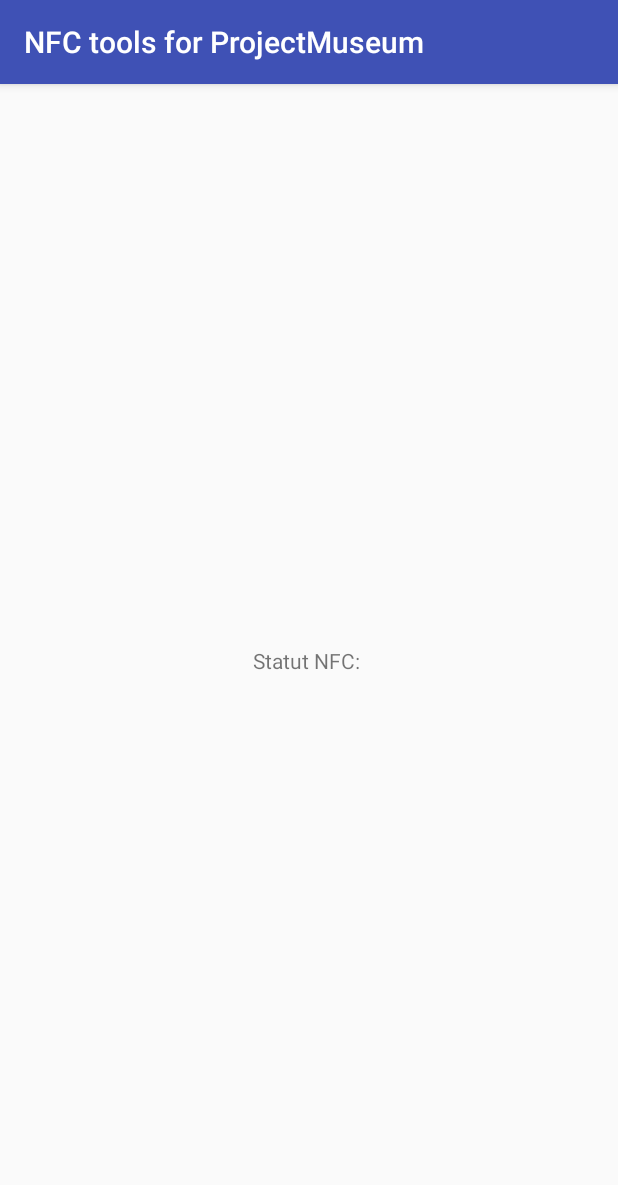
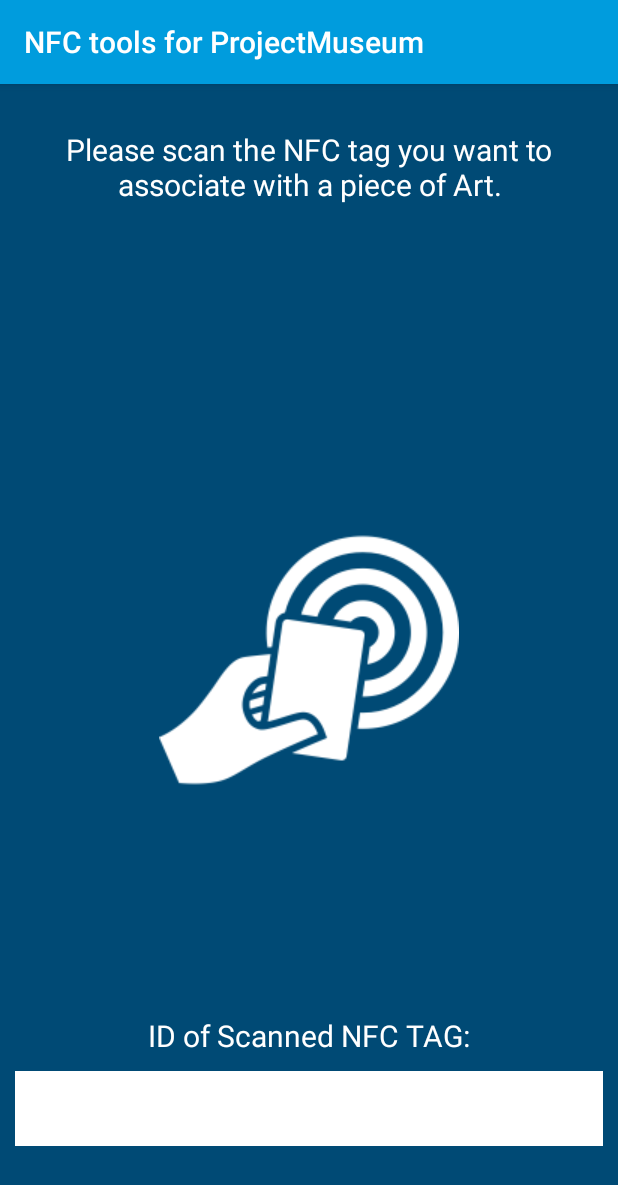
Before and after one commit to hugodigio/ProjectMuseum, an Android app: the screen it shows after launch (ScanMenu), on a phone screen of 412 x 824 dp. Shown: the top 1185 px of the screen. Run offline under Robolectric (Android 15) with nearby library versions, the phone set to English and light mode, and no system bars.

Commit message:
Affiche ID + changement apparence - Affiche simplement l'ID du TAG NFC (quel que soit le type de TAG) - Amelioration de l'aspect de l'application pour etre plus "user-friendly" - S'adapte en fonction de la taille de l'appareil

```diff
--- a/app/src/main/java/com/polytech/nfctoolsforprojectmuseum/ScanMenu.java
+++ b/app/src/main/java/com/polytech/nfctoolsforprojectmuseum/ScanMenu.java
@@ -4,21 +4,18 @@ import android.app.AlertDialog;
 import android.content.DialogInterface;
 import android.content.Intent;
 import android.nfc.NfcAdapter;
-import android.os.Environment;
+import android.nfc.Tag;
 import android.provider.Settings;
 import android.support.v7.app.AppCompatActivity;
 import android.os.Bundle;
-import android.util.Log;
 import android.widget.TextView;
 import android.widget.Toast;
-
-import java.io.File;
 
 public class ScanMenu extends AppCompatActivity {
 
     //est une classe qui permet de faire l'interface avec la puce NFC
     NfcAdapter AdapterNFC;
-    TextView textStatusNFC;
+    TextView idTagTextView;
 
     //constantes
     final static int NFC_MISSING  = 1;
@@ -31,8 +28,7 @@ public class ScanMenu extends AppCompatActivity {
     protected void onCreate(Bundle savedInstanceState) {
         super.onCreate(savedInstanceState);
         setContentView(R.layout.activity_scan_menu);
-
-        textStatusNFC = findViewById(R.id.textStatusNFC);
+        idTagTextView = findViewById(R.id.IDnfcTag);
 
         NFCinit();
 
@@ -47,6 +43,8 @@ public class ScanMenu extends AppCompatActivity {
 
         //on verifie si le NFC est toujours disponible
         NFCinit();
+
+        NFCreadingIntent();
 
     }
 
@@ -120,5 +118,25 @@ public class ScanMenu extends AppCompatActivity {
         builder.show();
     }
 
+    private void NFCreadingIntent() {
+        Intent intent = getIntent();
+        String action = intent.getAction();
 
+        if (NfcAdapter.ACTION_TAG_DISCOVERED.equals(action)) {
+            Tag tag = intent.getParcelableExtra(NfcAdapter.EXTRA_TAG);
+            if(tag == null){
+                idTagTextView.setText("tag == null");
+            }else{
+
+                StringBuilder tagInfo = new StringBuilder();
+                byte[] tagId = tag.getId();
+                for(int i=0; i<tagId.length; i++){
+                    tagInfo.append(Integer.toHexString(tagId[i] & 0xFF)).append(" ");
+                }
+
+                idTagTextView.setText(tagInfo.toString());
+            }
+        }
+
+    }
 }
--- a/app/src/main/res/layout/activity_scan_menu.xml
+++ b/app/src/main/res/layout/activity_scan_menu.xml
@@ -4,16 +4,58 @@
     xmlns:tools="http://schemas.android.com/tools"
     android:layout_width="match_parent"
     android:layout_height="match_parent"
-    tools:context=".ScanMenu">
+    tools:context=".ScanMenu"
+    android:background="@color/colorPrimaryDark">
+    <TextView
+        android:id="@+id/WelcomeMessage"
+        android:paddingTop="@dimen/paddingtopTitle"
+        android:layout_width="match_parent"
+        android:layout_height="wrap_content"
+        android:text="@string/WelcomeMessage"
+        android:textColor="@color/MainMenuTextColor"
+        android:textSize="@dimen/policetitres"
+        android:layout_marginStart="@dimen/activity_horizontal_margin"
+        android:layout_marginEnd="@dimen/activity_horizontal_margin"
+        android:textAlignment="center"/>
 
+    <ImageView
+        android:layout_width="match_parent"
+        android:layout_height="wrap_content"
+        android:adjustViewBounds="false"
+        android:cropToPadding="false"
+        android:scaleType="fitCenter"
+        android:src="@drawable/nfc_logo"
+        app:layout_constraintTop_toBottomOf="@id/WelcomeMessage"
+        app:layout_constraintBottom_toBottomOf="parent"
+        app:layout_constraintLeft_toLeftOf="parent"
+        app:layout_constraintRight_toRightOf="parent"
+        app:layout_constraintTop_toTopOf="parent"/>
     <TextView
         android:id="@+id/textStatusNFC"
         android:layout_width="wrap_content"
         android:layout_height="wrap_content"
-        android:text="Statut NFC: "
+        android:text="@string/IDofTag"
+        android:layout_marginBottom="120dp"
+        android:textColor="@color/MainMenuTextColor"
+        android:textSize="@dimen/policetitres"
         app:layout_constraintBottom_toBottomOf="parent"
         app:layout_constraintLeft_toLeftOf="parent"
-        app:layout_constraintRight_toRightOf="parent"
-        app:layout_constraintTop_toTopOf="parent" />
+        app:layout_constraintRight_toRightOf="parent" />
+    <TextView
+        android:id="@+id/IDnfcTag"
+        android:layout_width="match_parent"
+        android:layout_height="50sp"
+        android:layout_marginBottom="120dp"
+        android:textAlignment="center"
+        android:textSize="25sp"
+        android:textColor="@color/colorAccent"
+        android:layout_marginTop="10dp"
+        android:paddingTop="6sp"
+        android:background="@color/MainMenuTextColor"
+        android:layout_marginStart="@dimen/marginTagZone"
+        android:layout_marginEnd="@dimen/marginTagZone"
+        app:layout_constraintTop_toBottomOf="@id/textStatusNFC"
+        app:layout_constraintLeft_toLeftOf="parent"
+        app:layout_constraintRight_toRightOf="parent" />
 
 </android.support.constraint.ConstraintLayout>
--- /dev/null
+++ b/app/src/main/res/values-large/dimens.xml
@@ -0,0 +1,13 @@
+<?xml version="1.0" encoding="utf-8"?>
+<resources>
+    <!-- tailles pour les tablettes -->
+    <dimen name="activity_horizontal_margin">16dp</dimen>
+    <dimen name="activity_vertical_margin">16dp</dimen>
+    <dimen name="nav_header_vertical_spacing">16dp</dimen>
+    <dimen name="nav_header_height">160dp</dimen>
+    <dimen name="fab_margin">16dp</dimen>
+    <dimen name="appbar_padding_top">8dp</dimen>
+    <dimen name="policetitres">35sp</dimen>
+    <dimen name="marginTagZone">100dp</dimen>
+    <dimen name="paddingtopTitle">80dp</dimen>
+</resources>
--- /dev/null
+++ b/app/src/main/res/values-normal/dimens.xml
@@ -0,0 +1,13 @@
+<?xml version="1.0" encoding="utf-8"?>
+<resources>
+    <!-- taille pour toutes les types d'écran -->
+    <dimen name="activity_horizontal_margin">16dp</dimen>
+    <dimen name="activity_vertical_margin">16dp</dimen>
+    <dimen name="nav_header_vertical_spacing">16dp</dimen>
+    <dimen name="nav_header_height">160dp</dimen>
+    <dimen name="fab_margin">16dp</dimen>
+    <dimen name="appbar_padding_top">8dp</dimen>
+    <dimen name="policetitres">20sp</dimen>
+    <dimen name="marginTagZone">10dp</dimen>
+    <dimen name="paddingtopTitle">30dp</dimen>
+</resources>
--- a/app/src/main/res/values/colors.xml
+++ b/app/src/main/res/values/colors.xml
@@ -1,6 +1,7 @@
 <?xml version="1.0" encoding="utf-8"?>
 <resources>
-    <color name="colorPrimary">#3F51B5</color>
-    <color name="colorPrimaryDark">#303F9F</color>
-    <color name="colorAccent">#FF4081</color>
+    <color name="colorPrimary">#009cdd</color>
+    <color name="colorPrimaryDark">#004a75</color>
+    <color name="colorAccent">#191919</color>
+    <color name="MainMenuTextColor">#FFFFFF</color>
 </resources>
--- /dev/null
+++ b/app/src/main/res/values/dimens.xml
@@ -0,0 +1,13 @@
+<?xml version="1.0" encoding="utf-8"?>
+<resources>
+    <!-- taille pour toutes les types d'écran -->
+    <dimen name="activity_horizontal_margin">16dp</dimen>
+    <dimen name="activity_vertical_margin">16dp</dimen>
+    <dimen name="nav_header_vertical_spacing">16dp</dimen>
+    <dimen name="nav_header_height">160dp</dimen>
+    <dimen name="fab_margin">16dp</dimen>
+    <dimen name="appbar_padding_top">8dp</dimen>
+    <dimen name="policetitres">25sp</dimen>
+    <dimen name="marginTagZone">10dp</dimen>
+    <dimen name="paddingtopTitle">80dp</dimen>
+</resources>
--- a/app/src/main/res/values/strings.xml
+++ b/app/src/main/res/values/strings.xml
@@ -6,4 +6,6 @@
     <string name="NFCDisabled">NFC is disabled</string>
     <string name="NFCDisabledMessage">NFC is disabled. Please enable NFC in system preferences.</string>
     <string name="GoNFCSettings">Go to NFC settings</string>
+    <string name="WelcomeMessage">Please scan the NFC tag you want to associate with a piece of Art.</string>
+    <string name="IDofTag">ID of Scanned NFC TAG:</string>
 </resources>
```
Also changed, not shown: app/src/main/res/drawable/nfc_logo.png (added), 1 other file.
